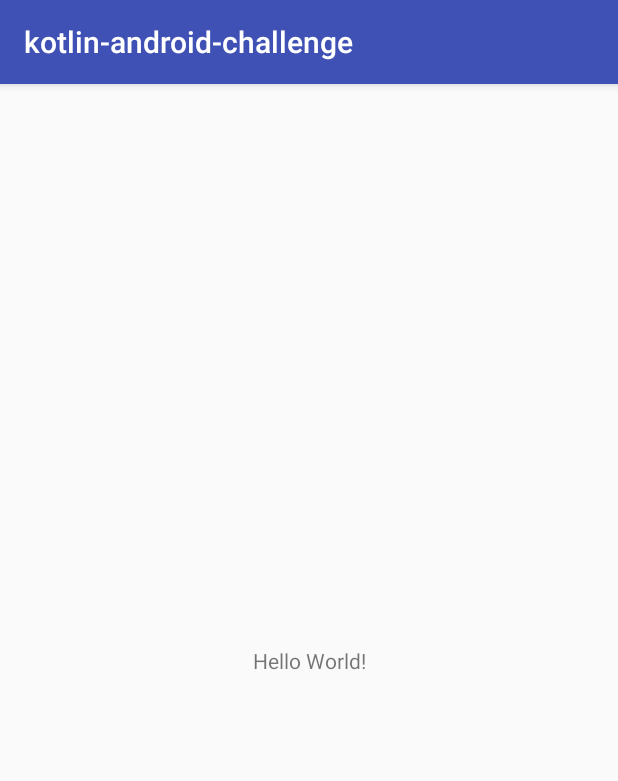
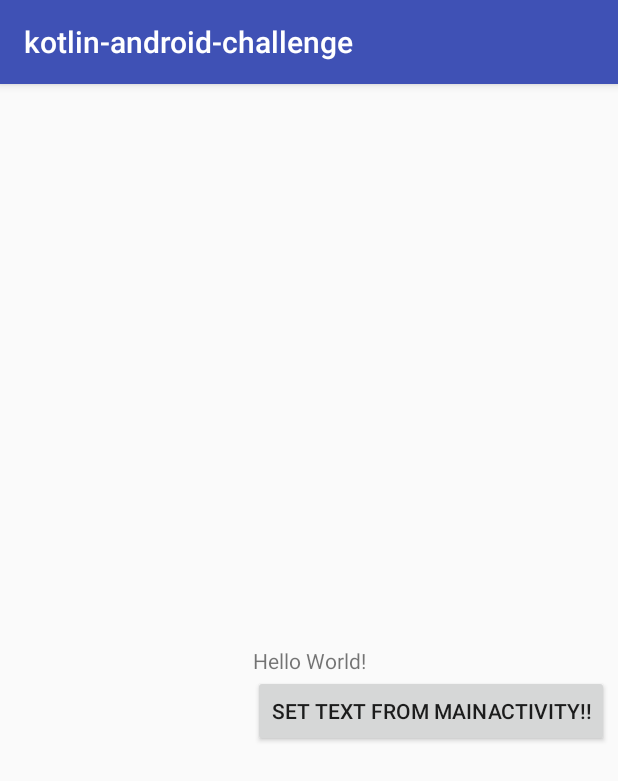
Before and after one commit to naokiur/kotlin-android-challenge, an Android app: the screen it shows after launch (MainActivity), on a phone screen of 412 x 824 dp. Shown: the top 781 px of the screen. Run offline under Robolectric (Android 15) with nearby library versions, the phone set to English and light mode, and no system bars.

Commit message:
Add button to MainActivity.

```diff
--- a/app/src/main/java/jp/ne/naokiur/kotlin_android_challenge/MainActivity.kt
+++ b/app/src/main/java/jp/ne/naokiur/kotlin_android_challenge/MainActivity.kt
@@ -1,12 +1,16 @@
 package jp.ne.naokiur.kotlin_android_challenge
 
+import android.os.Bundle
 import android.support.v7.app.AppCompatActivity
-import android.os.Bundle
+import kotlinx.android.synthetic.main.activity_main.*
 
 class MainActivity : AppCompatActivity() {
 
     override fun onCreate(savedInstanceState: Bundle?) {
         super.onCreate(savedInstanceState)
         setContentView(R.layout.activity_main)
+
+        connect_network.text = getString(R.string.button_network_label)
+        connect_network.setOnClickListener {  }
     }
 }
--- a/app/src/main/res/layout/activity_main.xml
+++ b/app/src/main/res/layout/activity_main.xml
@@ -7,6 +7,7 @@
     tools:context="jp.ne.naokiur.kotlin_android_challenge.MainActivity">
 
     <TextView
+        android:id="@+id/HelloWorld"
         android:layout_width="wrap_content"
         android:layout_height="wrap_content"
         android:text="Hello World!"
@@ -15,4 +16,12 @@
         app:layout_constraintRight_toRightOf="parent"
         app:layout_constraintTop_toTopOf="parent" />
 
+    <Button
+        android:id="@+id/connect_network"
+        android:layout_width="wrap_content"
+        android:layout_height="wrap_content"
+        android:text="connect_network"
+        app:layout_constraintLeft_toLeftOf="@+id/HelloWorld"
+        app:layout_constraintTop_toBottomOf="@+id/HelloWorld" />
+
 </android.support.constraint.ConstraintLayout>
--- a/app/src/main/res/values/strings.xml
+++ b/app/src/main/res/values/strings.xml
@@ -1,3 +1,4 @@
 <resources>
     <string name="app_name">kotlin-android-challenge</string>
+    <string name="button_network_label">Set text from MainActivity!!</string>
 </resources>
```
